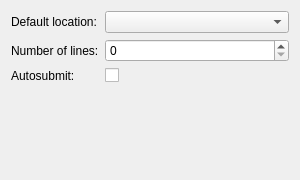
First picture: the form in plugins/autopaster/src/pastersettings.ui, repository euroelessar/qutim, before the edit.
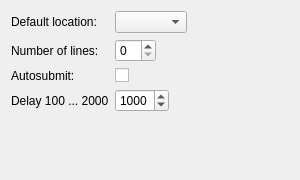
Second picture: the form after the edit.

```diff
--- a/plugins/autopaster/src/pastersettings.ui
+++ b/plugins/autopaster/src/pastersettings.ui
@@ -20,6 +20,9 @@
    <string>Form</string>
   </property>
   <layout class="QFormLayout" name="formLayout">
+   <property name="fieldGrowthPolicy">
+    <enum>QFormLayout::ExpandingFieldsGrow</enum>
+   </property>
    <item row="0" column="0">
     <widget class="QLabel" name="label">
      <property name="text">
@@ -54,6 +57,26 @@
      </property>
     </widget>
    </item>
+   <item row="3" column="0">
+    <widget class="QLabel" name="label_4">
+     <property name="text">
+      <string>Delay 100 ... 2000</string>
+     </property>
+    </widget>
+   </item>
+   <item row="3" column="1">
+    <widget class="QSpinBox" name="spinBox_2">
+     <property name="minimum">
+      <number>100</number>
+     </property>
+     <property name="maximum">
+      <number>2000</number>
+     </property>
+     <property name="value">
+      <number>1000</number>
+     </property>
+    </widget>
+   </item>
   </layout>
  </widget>
  <resources/>
```
